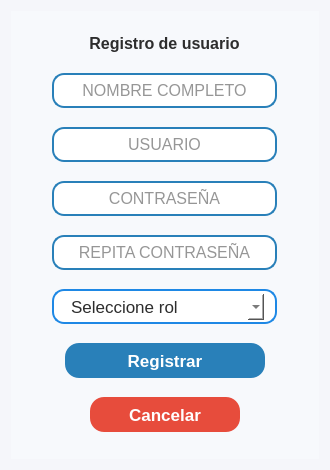
First picture: the form in resources/ui/registro_user.ui, repository Proyecto-Uptjaa/Proyecto_SIRA, before the edit.
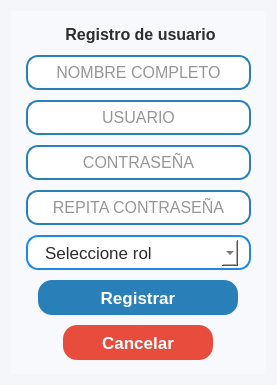
Second picture: the form after the edit. Icons and pictures are not drawn.

Patch:
```diff
--- a/resources/ui/registro_user.ui
+++ b/resources/ui/registro_user.ui
@@ -6,20 +6,20 @@
    <rect>
     <x>0</x>
     <y>0</y>
-    <width>330</width>
-    <height>470</height>
+    <width>277</width>
+    <height>385</height>
    </rect>
   </property>
   <property name="minimumSize">
    <size>
-    <width>330</width>
-    <height>470</height>
+    <width>277</width>
+    <height>385</height>
    </size>
   </property>
   <property name="maximumSize">
    <size>
-    <width>330</width>
-    <height>470</height>
+    <width>277</width>
+    <height>385</height>
    </size>
   </property>
   <property name="windowTitle">
```
